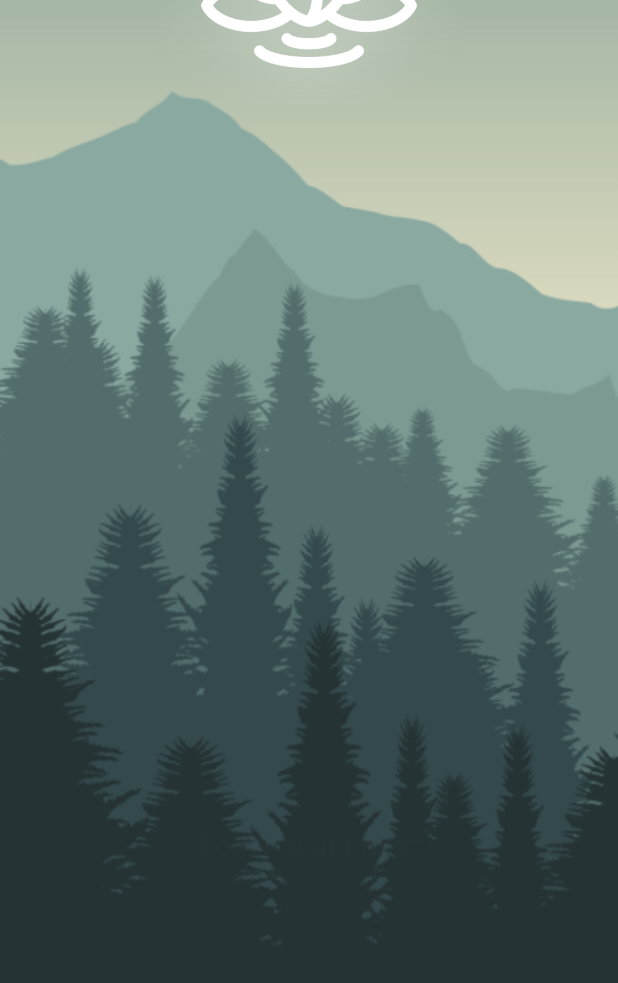
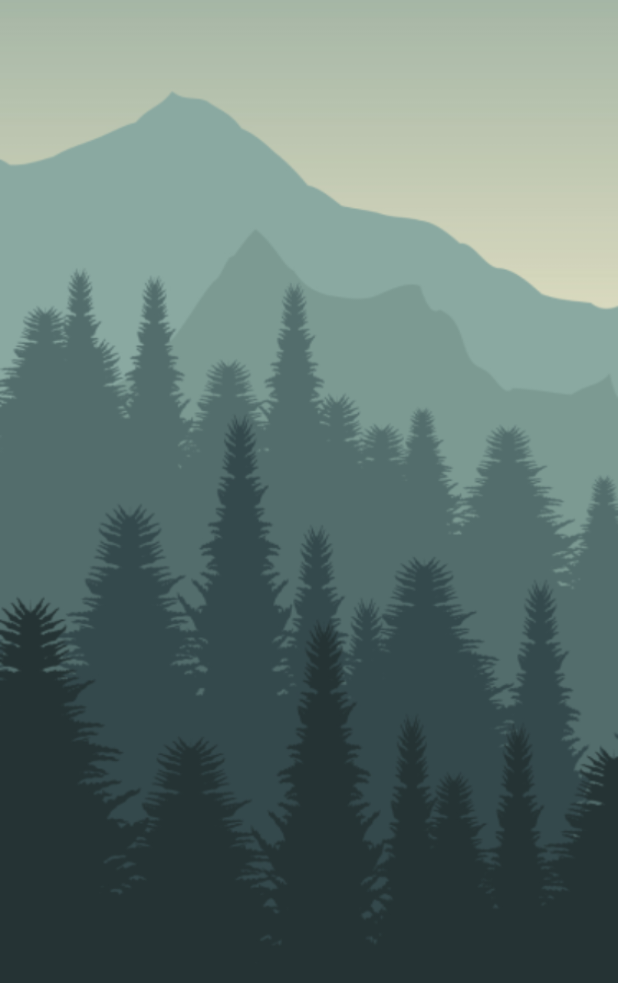
Before and after one commit to shevyakhov/Meditation4U, an Android app: the first screen one second after launch (MainActivity before the commit, SplashScreen after it), on a phone screen of 412 x 824 dp. Shown: the top 983 px of the screen. Run offline under Robolectric (Android 15) with nearby library versions, the phone set to English and light mode, and no system bars.

Commit message:
added splashScreen

```diff
--- a/app/src/main/AndroidManifest.xml
+++ b/app/src/main/AndroidManifest.xml
@@ -13,16 +13,19 @@
         android:supportsRtl="true"
         android:theme="@style/Theme.Meditation4U"
         android:usesCleartextTraffic="true">
-        <activity android:name=".activities.ProfileActivity"></activity>
-        <activity android:name=".activities.LoginActivity" />
-        <activity android:name=".activities.RegistrationActivity" />
-        <activity android:name=".activities.MainActivity">
+        <activity android:name=".activities.SplashScreen">
             <intent-filter>
                 <action android:name="android.intent.action.MAIN" />
 
                 <category android:name="android.intent.category.LAUNCHER" />
             </intent-filter>
         </activity>
+        <activity android:name=".activities.ProfileActivity" />
+        <activity android:name=".activities.LoginActivity" />
+        <activity android:name=".activities.RegistrationActivity" />
+        <activity android:name=".activities.HomeActivity">
+
+        </activity>
     </application>
 
 </manifest>
--- a/app/src/main/java/com/example/meditation4u/activities/MainActivity.kt
+++ b/app/src/main/java/com/example/meditation4u/activities/HomeActivity.kt
@@ -7,7 +7,7 @@ import android.os.Bundle
 import com.example.meditation4u.R
 import kotlinx.android.synthetic.main.activity_main.*
 
-class MainActivity : AppCompatActivity() {
+class HomeActivity : AppCompatActivity() {
     override fun onCreate(savedInstanceState: Bundle?) {
         super.onCreate(savedInstanceState)
         setContentView(R.layout.activity_main)
@@ -30,10 +30,6 @@ class MainActivity : AppCompatActivity() {
         greetEnd.animate().alpha(0.0f).setDuration(0)
         loginBtn.animate().alpha(0.0f).setDuration(0)
         toRegistrationMain.animate().alpha(0.0f).setDuration(0)
-        ObjectAnimator.ofFloat(icon, "translationY", -1800f).apply {
-            duration = 3000
-            start()
-        }
 
         android.os.Handler().postDelayed({
             greetStart.animate().alpha(1.0f).setDuration(1000)
@@ -41,9 +37,7 @@ class MainActivity : AppCompatActivity() {
             loginBtn.animate().alpha(1.0f).setDuration(1000)
             toRegistrationMain.animate().alpha(1.0f).setDuration(1000)
 
-        }, 2000)
+        }, 500)
 
-/*TODO 1)Login btn
-*      2)Register btn*/
     }
 }
--- /dev/null
+++ b/app/src/main/java/com/example/meditation4u/activities/SplashScreen.kt
@@ -0,0 +1,29 @@
+package com.example.meditation4u.activities
+
+import android.animation.ObjectAnimator
+import android.content.Intent
+import android.os.Bundle
+import androidx.appcompat.app.AppCompatActivity
+import com.example.meditation4u.R
+import kotlinx.android.synthetic.main.activity_main.*
+import kotlinx.android.synthetic.main.activity_splash_screen.*
+
+class SplashScreen : AppCompatActivity() {
+    override fun onCreate(savedInstanceState: Bundle?) {
+        super.onCreate(savedInstanceState)
+        setContentView(R.layout.activity_splash_screen)
+        startingAnimation()
+    }
+    private fun startingAnimation() {
+        ObjectAnimator.ofFloat(splashIcon, "translationY", -1800f).apply {
+            duration = 2000
+            start()
+        }
+        android.os.Handler().postDelayed({
+            intent = Intent(this, HomeActivity::class.java)
+            startActivity(intent)
+            finish()
+        }, 3000)
+
+    }
+}
--- a/app/src/main/res/layout/activity_main.xml
+++ b/app/src/main/res/layout/activity_main.xml
@@ -4,7 +4,7 @@
     xmlns:tools="http://schemas.android.com/tools"
     android:layout_width="match_parent"
     android:layout_height="match_parent"
-    tools:context=".activities.MainActivity">
+    tools:context=".activities.HomeActivity">
     <LinearLayout
         android:layout_width="match_parent"
         android:layout_height="match_parent"
@@ -12,10 +12,17 @@
         android:orientation="vertical"
         tools:ignore="MissingConstraints">
 
+        <ImageView
 
+            android:id="@+id/icon"
+            android:layout_width="200dp"
+            android:layout_height="200dp"
+            android:layout_marginTop="100dp"
+            android:layout_gravity="center"
+            android:src="@drawable/logo" />
         <TextView
 
-            android:layout_marginTop="350dp"
+            android:layout_marginTop="50dp"
             android:textAllCaps="true"
             android:layout_width="wrap_content"
             android:layout_height="wrap_content"
@@ -59,15 +66,8 @@
             android:layout_marginTop="15dp"
 
             />
-        <ImageView
 
-            android:id="@+id/icon"
-            android:layout_height="200dp"
-            android:layout_width="200dp"
-            android:layout_marginTop="150dp"
-            android:layout_gravity="center"
-            android:src="@drawable/logo"
-            />
+
 
     </LinearLayout>
 
--- /dev/null
+++ b/app/src/main/res/layout/activity_splash_screen.xml
@@ -0,0 +1,25 @@
+<?xml version="1.0" encoding="utf-8"?>
+<androidx.constraintlayout.widget.ConstraintLayout xmlns:android="http://schemas.android.com/apk/res/android"
+    xmlns:app="http://schemas.android.com/apk/res-auto"
+    xmlns:tools="http://schemas.android.com/tools"
+    android:layout_width="match_parent"
+    android:layout_height="match_parent"
+    tools:context=".activities.SplashScreen">
+
+    <LinearLayout
+        android:layout_width="match_parent"
+        android:layout_height="match_parent"
+        android:background="@drawable/nature_background"
+        android:orientation="vertical"
+        tools:ignore="MissingConstraints">
+
+        <ImageView
+
+            android:id="@+id/splashIcon"
+            android:layout_width="200dp"
+            android:layout_height="200dp"
+            android:layout_gravity="center"
+            android:layout_marginTop="750dp"
+            android:src="@drawable/logo"/>
+    </LinearLayout>
+</androidx.constraintlayout.widget.ConstraintLayout>
```
